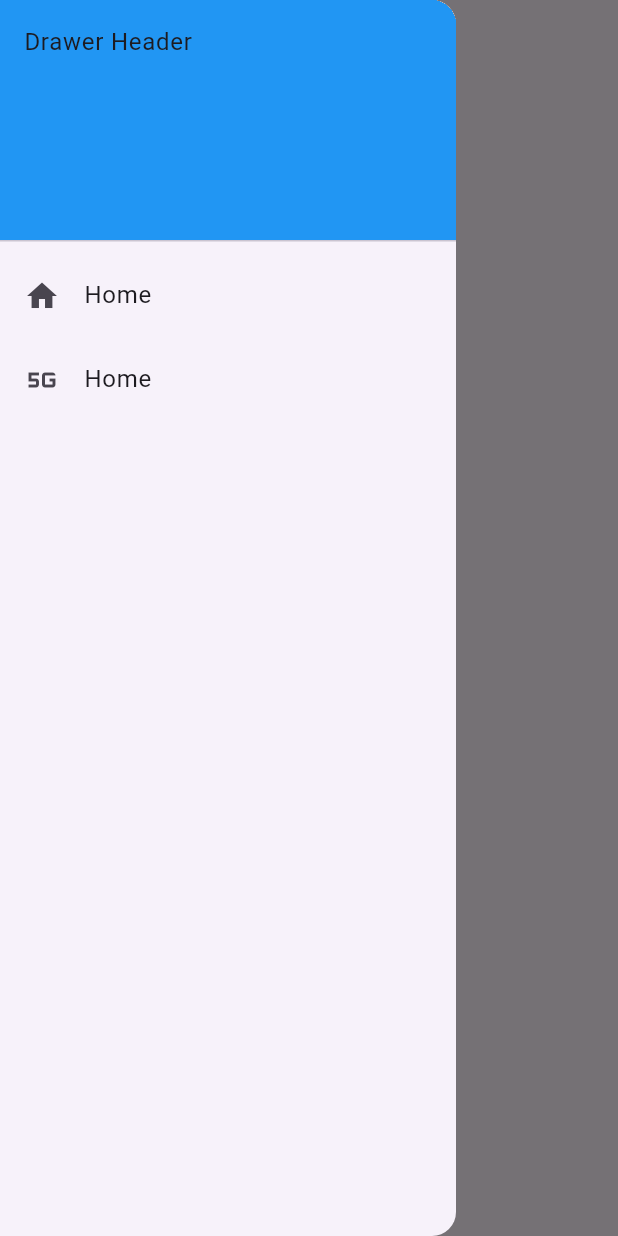
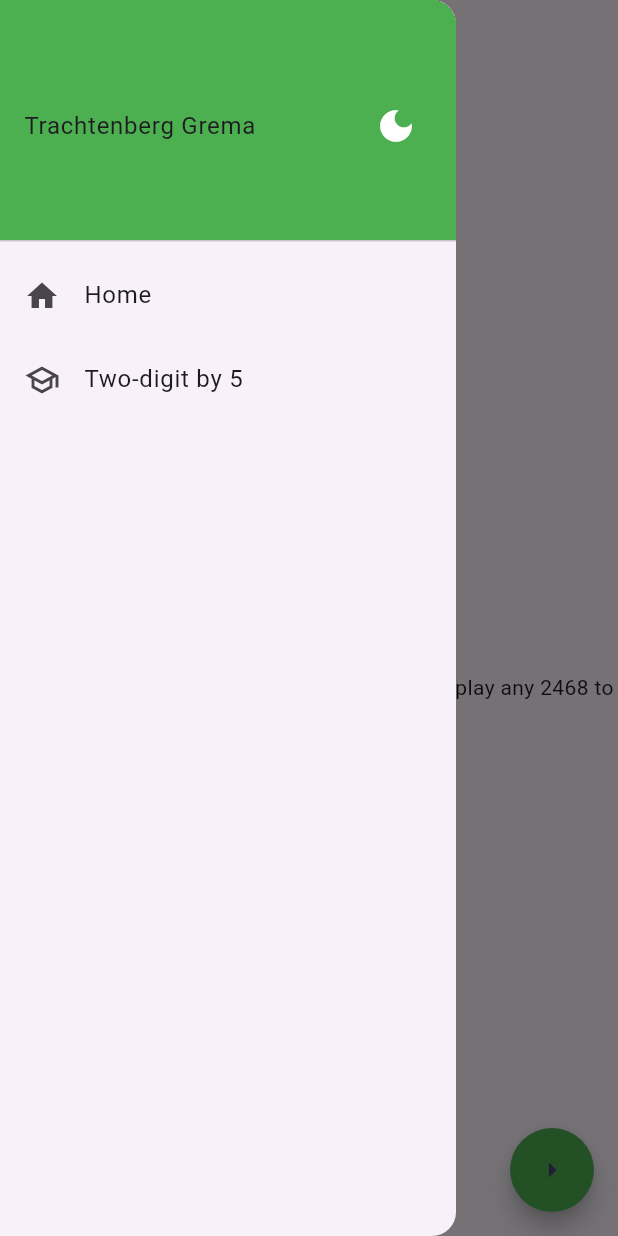
Before and after one commit to FrankMilvus/Trachtenberg-GREMA, a Flutter app: the screen it shows after launch, with the side drawer open, on a phone screen of 412 x 824 dp. Run offline on Flutter 3.47's test engine with Material 3 defaults, Android fonts, the phone set to English and light mode, and no system bars.

Commit message:
Implement dark mode and refactor UI constants
- Introduce `isDarkModeNotifier` and configure `ThemeData` in `main.dart` for dynamic theme switching.
- Create `KColors`, `KAppPages`, and `KAppStrings` to centralize resource management.
- Update `DrawerWidget` with a dark mode toggle and constant-based navigation logic.
- Add `FabWidget` for consistent page navigation via `FloatingActionButton`.
- Rename application to "Trachtenberg-GREMA" in documentation and UI headers.
- Refactor `HelloScreen` and `FiveMultiExpScreen` to use new string constants and widgets.

```diff
--- /dev/null
+++ b/lib/constants/app_pages.dart
@@ -0,0 +1,7 @@
+
+
+
+class KAppPages {
+  static const home = 0;
+  static const fiveMultiplication = 1;
+}
--- /dev/null
+++ b/lib/constants/app_strings.dart
@@ -0,0 +1,6 @@
+
+
+
+class KAppStrings {
+  static const howSimpleAnyToFive = 'Here should be description how to simple multiplay any 2468 to 5';
+}
--- /dev/null
+++ b/lib/constants/colors.dart
@@ -0,0 +1,18 @@
+import 'package:flutter/material.dart';
+
+// class KColors {
+//   static Color get basicColor =>
+//       ThemeData().brightness == Brightness.dark ? Colors.black : Colors.green;
+//
+//   static Color get textColor =>
+//       ThemeData().brightness == Brightness.dark ? Colors.white : Colors.black;
+// }
+
+
+class KColors {
+  static Color basicColor(BuildContext context) =>
+      Theme.of(context).brightness == Brightness.dark ? Colors.blueGrey : Colors.green;
+
+  static Color textColor(BuildContext context) =>
+      Theme.of(context).brightness == Brightness.dark ? Colors.white : Colors.black;
+}
--- a/lib/data/notifiers.dart
+++ b/lib/data/notifiers.dart
@@ -6,3 +6,4 @@
 import 'package:flutter/cupertino.dart';
 
 ValueNotifier<int> selectedPageNotifier = ValueNotifier(0);
+ValueNotifier<bool> isDarkModeNotifier = ValueNotifier(false);
--- a/lib/main.dart
+++ b/lib/main.dart
@@ -1,19 +1,31 @@
 import 'package:flutter/material.dart';
 import 'package:untitled2/views/widget_tree.dart';
+
+import 'data/notifiers.dart';
 
 void main() {
   runApp(MyApp());
 }
-
 
 class MyApp extends StatelessWidget {
   const MyApp({super.key});
 
   @override
   Widget build(BuildContext context) {
-    return MaterialApp(
-      debugShowCheckedModeBanner: false,
-      home: WidgetTree(),
+    return ValueListenableBuilder(
+      valueListenable: isDarkModeNotifier,
+      builder: (BuildContext context, bool isDarkMode, child) {
+        return MaterialApp(
+          debugShowCheckedModeBanner: false,
+          theme: ThemeData(
+            colorScheme: ColorScheme.fromSeed(
+              seedColor: Colors.deepPurple,
+              brightness: isDarkMode ? Brightness.dark : Brightness.light,
+            ),
+          ),
+          home: WidgetTree(),
+        );
+      },
     );
   }
 }
--- a/lib/views/Pages/five_multi_exp_screen.dart
+++ b/lib/views/Pages/five_multi_exp_screen.dart
@@ -1,5 +1,4 @@
 import 'package:flutter/material.dart';
-
 
 class FiveMultiExpScreen extends StatelessWidget {
   const FiveMultiExpScreen({super.key});
@@ -7,16 +6,8 @@ class FiveMultiExpScreen extends StatelessWidget {
   @override
   Widget build(BuildContext context) {
     return Scaffold(
-    appBar: AppBar(
-    title: const Text('Five Multiples'), centerTitle: true,
-    ),
-        body: Center(
-          child: ElevatedButton(
-            child: Text("Go to Second Screen"),
-            onPressed: () {
-              Navigator.pushNamed(context, '/');
-            },
-          ),
-        )    );
+      appBar: AppBar(title: const Text('Five Multiples'), centerTitle: true),
+      body: Center(child: Text('Five Multiples')),
+    );
   }
 }
--- a/lib/views/Pages/hello_screen.dart
+++ b/lib/views/Pages/hello_screen.dart
@@ -1,5 +1,8 @@
 import 'package:flutter/material.dart';
 
+import '../../constants/app_pages.dart';
+import '../../constants/app_strings.dart';
+import '../../widgets/fab_widget.dart';
 
 class HelloScreen extends StatelessWidget {
   const HelloScreen({super.key});
@@ -7,14 +10,12 @@ class HelloScreen extends StatelessWidget {
   @override
   Widget build(BuildContext context) {
     return Scaffold(
-      appBar: AppBar(title: Text("Hello Screen"), centerTitle: true,),
+      appBar: AppBar(title: Text("What this app is?"), centerTitle: true),
+
+      floatingActionButton: FabWidget(page: KAppPages.fiveMultiplication,),
+
       body: Center(
-        child: ElevatedButton(
-          child: Text("Go to Second Screen"),
-          onPressed: () {
-            Navigator.pushNamed(context, '/');
-          },
-        ),
+        child: Text(KAppStrings.howSimpleAnyToFive),
       ),
     );
   }
--- a/lib/views/widget_tree.dart
+++ b/lib/views/widget_tree.dart
@@ -10,10 +10,11 @@ List<Widget> pages = [HelloScreen(), FiveMultiExpScreen()];
 class WidgetTree extends StatelessWidget {
   const WidgetTree({super.key});
 
+
   @override
   Widget build(BuildContext context) {
     return Scaffold(
-      appBar: AppBar(title: Text("Widget Tree"), centerTitle: true),
+      appBar: AppBar(title: Text("GREMA"), centerTitle: true),
       drawer: const DrawerWidget(),
       // bottomNavigationBar: NavbarWidget(),
       body: ValueListenableBuilder<int>(
--- a/lib/widgets/drawer.dart
+++ b/lib/widgets/drawer.dart
@@ -1,8 +1,8 @@
 import 'package:flutter/material.dart';
 
+import '../constants/colors.dart';
 import '../data/notifiers.dart';
-
-
+import '/constants/app_pages.dart';
 
 class DrawerWidget extends StatelessWidget {
   const DrawerWidget({super.key});
@@ -12,28 +12,38 @@ class DrawerWidget extends StatelessWidget {
     return Drawer(
       child: ListView(
         children: [
-            const DrawerHeader(
-              decoration: BoxDecoration(color: Colors.blue),
-              child: Text("Drawer Header"),
+          DrawerHeader(
+            decoration: BoxDecoration(color: KColors.basicColor(context)),
+            child: Row(
+              mainAxisAlignment: MainAxisAlignment.spaceBetween,
+              children: [
+                Text("Trachtenberg Grema"),
+                IconButton(
+                  onPressed: () {
+                    isDarkModeNotifier.value = !isDarkModeNotifier.value;
+                  },
+                  icon: Icon(Icons.dark_mode, color: Colors.white, size: 28),
+                ),
+              ],
+            ),
           ),
           ListTile(
             leading: const Icon(Icons.home),
             title: const Text("Home"),
             onTap: () {
-                selectedPageNotifier.value = 0;
+              selectedPageNotifier.value = KAppPages.home;
               Navigator.pop(context);
             },
           ),
           ListTile(
-              leading: const Icon(Icons.five_g),
-              title: const Text("Home"),
+            leading: const Icon(Icons.school_outlined),
+            title: const Text("Two-digit by 5"),
             onTap: () {
-                selectedPageNotifier.value = 1;
+              selectedPageNotifier.value = KAppPages.fiveMultiplication;
               Navigator.pop(context);
             },
-            )
-
-          ]
+          ),
+        ],
       ),
     );
   }
--- /dev/null
+++ b/lib/widgets/fab_widget.dart
@@ -0,0 +1,23 @@
+import 'package:flutter/material.dart';
+
+import '../constants/colors.dart';
+import '../data/notifiers.dart';
+
+
+class FabWidget extends StatelessWidget {
+  final int page;
+  const FabWidget({super.key, required this.page});
+
+
+  @override
+  Widget build(BuildContext context) {
+    return FloatingActionButton(
+      onPressed: () {
+        selectedPageNotifier.value = page;
+      },
+      shape: const CircleBorder(),
+      backgroundColor: KColors.basicColor(context),
+      child: const Icon(Icons.arrow_right),
+    );
+  }
+}
```
Also changed, not shown: 1 other file. Lines whose indentation alone changed are shown as unchanged.
